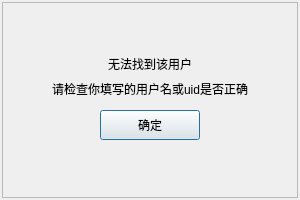
Before: the Qt Designer form Clients/GuChat/findfaildialog.ui in Lenis0/GuChat, drawn with Qt 5.
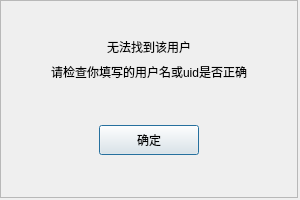
After: the same form once the commit is applied. Custom widgets are drawn as their Qt base class.

```diff
--- a/Clients/GuChat/findfaildialog.ui
+++ b/Clients/GuChat/findfaildialog.ui
@@ -15,10 +15,10 @@
   </property>
   <layout class="QVBoxLayout" name="verticalLayout">
    <property name="leftMargin">
-    <number>2</number>
+    <number>0</number>
    </property>
    <property name="topMargin">
-    <number>2</number>
+    <number>0</number>
    </property>
    <property name="rightMargin">
     <number>2</number>
@@ -107,6 +107,19 @@
         </property>
        </widget>
       </item>
+      <item>
+       <spacer name="verticalSpacer_3">
+        <property name="orientation">
+         <enum>Qt::Orientation::Vertical</enum>
+        </property>
+        <property name="sizeHint" stdset="0">
+         <size>
+          <width>20</width>
+          <height>40</height>
+         </size>
+        </property>
+       </spacer>
+      </item>
       <item>
        <widget class="QWidget" name="widget" native="true">
         <layout class="QHBoxLayout" name="horizontalLayout">
```
